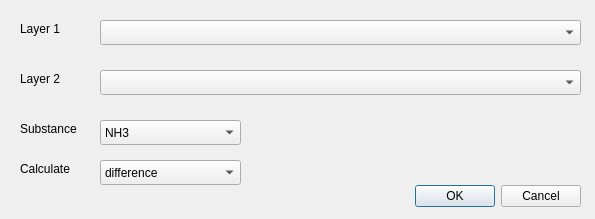
opengeogroep/AERIUS-QGIS-plugins, file ImaerPlugin/relate_calc_results_dlg.ui: the form before one commit.
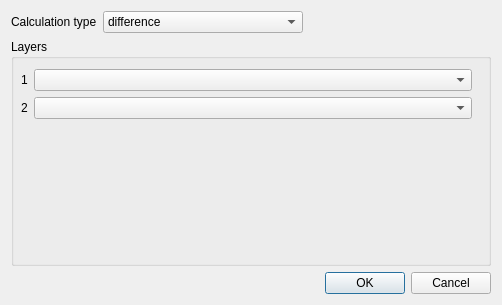
The form after the commit. Custom widgets are drawn as their Qt base class.

Commit message: imaer layer calculations refactored

The edit to the form file:
```diff
--- a/ImaerPlugin/relate_calc_results_dlg.ui
+++ b/ImaerPlugin/relate_calc_results_dlg.ui
@@ -6,141 +6,110 @@
    <rect>
     <x>0</x>
     <y>0</y>
-    <width>595</width>
-    <height>219</height>
+    <width>502</width>
+    <height>305</height>
    </rect>
   </property>
   <property name="windowTitle">
    <string>Relate Calculation Results</string>
   </property>
-  <widget class="QDialogButtonBox" name="buttonBox">
-   <property name="geometry">
-    <rect>
-     <x>240</x>
-     <y>180</y>
-     <width>341</width>
-     <height>32</height>
-    </rect>
-   </property>
-   <property name="orientation">
-    <enum>Qt::Horizontal</enum>
-   </property>
-   <property name="standardButtons">
-    <set>QDialogButtonBox::Cancel|QDialogButtonBox::Ok</set>
-   </property>
-  </widget>
-  <widget class="QgsMapLayerComboBox" name="combo_layer1">
-   <property name="geometry">
-    <rect>
-     <x>100</x>
-     <y>20</y>
-     <width>481</width>
-     <height>25</height>
-    </rect>
-   </property>
-  </widget>
-  <widget class="QgsMapLayerComboBox" name="combo_layer2">
-   <property name="geometry">
-    <rect>
-     <x>100</x>
-     <y>70</y>
-     <width>481</width>
-     <height>25</height>
-    </rect>
-   </property>
-  </widget>
-  <widget class="QLabel" name="label_layer1">
-   <property name="geometry">
-    <rect>
-     <x>20</x>
-     <y>20</y>
-     <width>67</width>
-     <height>17</height>
-    </rect>
-   </property>
-   <property name="text">
-    <string>Layer 1</string>
-   </property>
-  </widget>
-  <widget class="QLabel" name="label_layer2">
-   <property name="geometry">
-    <rect>
-     <x>20</x>
-     <y>70</y>
-     <width>67</width>
-     <height>17</height>
-    </rect>
-   </property>
-   <property name="text">
-    <string>Layer 2</string>
-   </property>
-  </widget>
-  <widget class="QLabel" name="label_substance">
-   <property name="geometry">
-    <rect>
-     <x>20</x>
-     <y>120</y>
-     <width>81</width>
-     <height>17</height>
-    </rect>
-   </property>
-   <property name="text">
-    <string>Substance</string>
-   </property>
-  </widget>
-  <widget class="QComboBox" name="combo_substance">
-   <property name="geometry">
-    <rect>
-     <x>100</x>
-     <y>120</y>
-     <width>141</width>
-     <height>25</height>
-    </rect>
-   </property>
+  <layout class="QVBoxLayout" name="verticalLayout_2">
    <item>
-    <property name="text">
-     <string>NH3</string>
-    </property>
+    <layout class="QVBoxLayout" name="verticalLayout">
+     <item>
+      <layout class="QFormLayout" name="formLayout_settings">
+       <property name="horizontalSpacing">
+        <number>6</number>
+       </property>
+       <item row="0" column="0">
+        <widget class="QLabel" name="label_calc_type">
+         <property name="text">
+          <string>Calculation type</string>
+         </property>
+        </widget>
+       </item>
+       <item row="0" column="1">
+        <widget class="QComboBox" name="combo_calc_type">
+         <property name="maximumSize">
+          <size>
+           <width>200</width>
+           <height>16777215</height>
+          </size>
+         </property>
+         <item>
+          <property name="text">
+           <string>difference</string>
+          </property>
+         </item>
+         <item>
+          <property name="text">
+           <string>sum</string>
+          </property>
+         </item>
+        </widget>
+       </item>
+      </layout>
+     </item>
+     <item>
+      <widget class="QGroupBox" name="groupBox_layers">
+       <property name="sizePolicy">
+        <sizepolicy hsizetype="Preferred" vsizetype="Preferred">
+         <horstretch>1</horstretch>
+         <verstretch>1</verstretch>
+        </sizepolicy>
+       </property>
+       <property name="title">
+        <string>Layers</string>
+       </property>
+       <widget class="QWidget" name="formLayoutWidget_2">
+        <property name="geometry">
+         <rect>
+          <x>10</x>
+          <y>30</y>
+          <width>451</width>
+          <height>134</height>
+         </rect>
+        </property>
+        <layout class="QFormLayout" name="formLayout_layers">
+         <item row="0" column="0">
+          <widget class="QLabel" name="label_layer1">
+           <property name="text">
+            <string>1</string>
+           </property>
+          </widget>
+         </item>
+         <item row="0" column="1">
+          <widget class="QgsMapLayerComboBox" name="combo_layer1">
+          </widget>
+         </item>
+         <item row="1" column="0">
+          <widget class="QLabel" name="label_layer2">
+           <property name="text">
+            <string>2</string>
+           </property>
+          </widget>
+         </item>
+         <item row="1" column="1">
+          <widget class="QgsMapLayerComboBox" name="combo_layer2">
+          </widget>
+         </item>
+        </layout>
+       </widget>
+      </widget>
+     </item>
+     <item>
+      <widget class="QDialogButtonBox" name="buttonBox">
+       <property name="orientation">
+        <enum>Qt::Horizontal</enum>
+       </property>
+       <property name="standardButtons">
+        <set>QDialogButtonBox::Cancel|QDialogButtonBox::Ok</set>
+       </property>
+      </widget>
+     </item>
+    </layout>
    </item>
-   <item>
-    <property name="text">
-     <string>NOX</string>
-    </property>
-   </item>
-  </widget>
-  <widget class="QLabel" name="label_calc_type">
-   <property name="geometry">
-    <rect>
-     <x>20</x>
-     <y>160</y>
-     <width>67</width>
-     <height>17</height>
-    </rect>
-   </property>
-   <property name="text">
-    <string>Calculate</string>
-   </property>
-  </widget>
-  <widget class="QComboBox" name="comboBox">
-   <property name="geometry">
-    <rect>
-     <x>100</x>
-     <y>160</y>
-     <width>141</width>
-     <height>25</height>
-    </rect>
-   </property>
-   <item>
-    <property name="text">
-     <string>difference</string>
-    </property>
-   </item>
-   <item>
-    <property name="text">
-     <string>sum</string>
-    </property>
-   </item>
-  </widget>
+  </layout>
  </widget>
  <customwidgets>
   <customwidget>
```
The commit also changes 3 other files.
